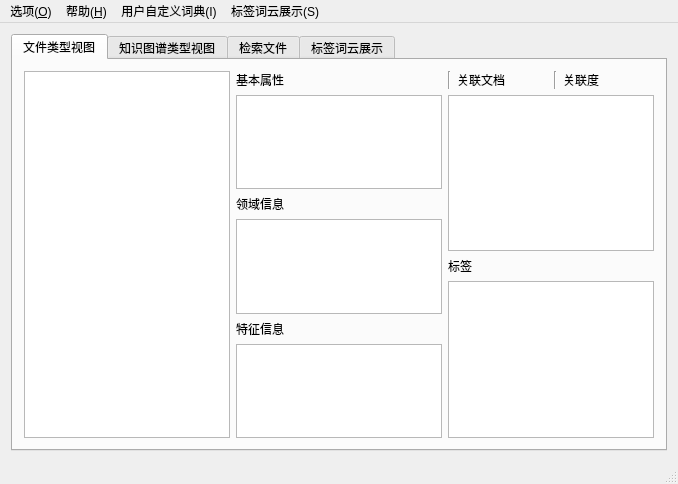
Qt form mainwindow.ui (lvyilin/SmartFilesManager) before a commit.
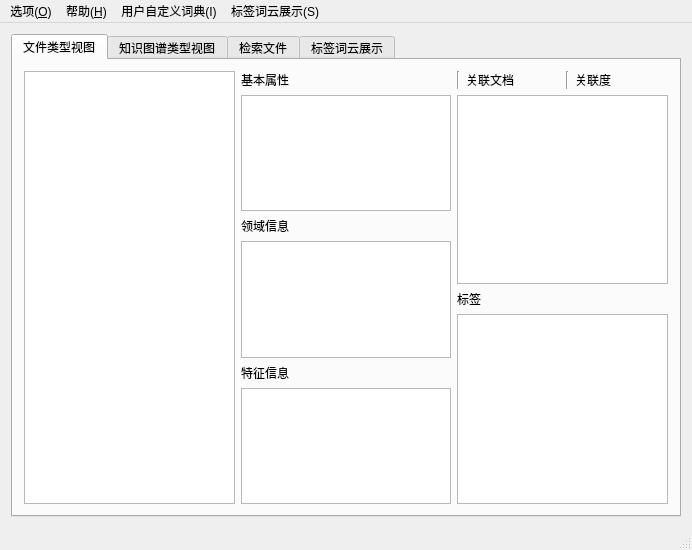
The same form after that commit.

Commit message: add: 基本属性view

What changed in the file:
```diff
--- a/mainwindow.ui
+++ b/mainwindow.ui
@@ -6,8 +6,8 @@
    <rect>
     <x>0</x>
     <y>0</y>
-    <width>678</width>
-    <height>484</height>
+    <width>692</width>
+    <height>550</height>
    </rect>
   </property>
   <property name="windowTitle">
@@ -44,9 +44,6 @@
             </property>
            </widget>
           </item>
-          <item row="1" column="0">
-           <widget class="QListView" name="listView"/>
-          </item>
           <item row="2" column="0">
            <widget class="QLabel" name="label_4">
             <property name="text">
@@ -54,9 +51,6 @@
             </property>
            </widget>
           </item>
-          <item row="3" column="0">
-           <widget class="QListView" name="listView_2"/>
-          </item>
           <item row="4" column="0">
            <widget class="QLabel" name="label_5">
             <property name="text">
@@ -64,8 +58,48 @@
             </property>
            </widget>
           </item>
+          <item row="3" column="0">
+           <widget class="QListWidget" name="listWidgetField"/>
+          </item>
           <item row="5" column="0">
-           <widget class="QListView" name="listView_3"/>
+           <widget class="QListWidget" name="listWidgetKw"/>
+          </item>
+          <item row="1" column="0">
+           <widget class="QTableWidget" name="tableWidgetAttr">
+            <property name="sizeAdjustPolicy">
+             <enum>QAbstractScrollArea::AdjustIgnored</enum>
+            </property>
+            <property name="editTriggers">
+             <set>QAbstractItemView::NoEditTriggers</set>
+            </property>
+            <property name="selectionMode">
+             <enum>QAbstractItemView::SingleSelection</enum>
+            </property>
+            <property name="selectionBehavior">
+             <enum>QAbstractItemView::SelectRows</enum>
+            </property>
+            <property name="showGrid">
+             <bool>false</bool>
+            </property>
+            <property name="rowCount">
+             <number>0</number>
+            </property>
+            <property name="columnCount">
+             <number>0</number>
+            </property>
+            <attribute name="horizontalHeaderVisible">
+             <bool>false</bool>
+            </attribute>
+            <attribute name="horizontalHeaderHighlightSections">
+             <bool>false</bool>
+            </attribute>
+            <attribute name="verticalHeaderVisible">
+             <bool>false</bool>
+            </attribute>
+            <attribute name="verticalHeaderHighlightSections">
+             <bool>false</bool>
+            </attribute>
+           </widget>
           </item>
          </layout>
         </item>
@@ -107,9 +141,6 @@
             </item>
            </layout>
           </item>
-          <item row="1" column="0">
-           <widget class="QTableView" name="tableView"/>
-          </item>
           <item row="2" column="0">
            <widget class="QLabel" name="label_8">
             <property name="text">
@@ -118,7 +149,10 @@
            </widget>
           </item>
           <item row="3" column="0">
-           <widget class="QTableView" name="tableView_2"/>
+           <widget class="QTableWidget" name="tableWidgetLabel"/>
+          </item>
+          <item row="1" column="0">
+           <widget class="QTableWidget" name="tableWidgetRelation"/>
           </item>
          </layout>
         </item>
@@ -199,7 +233,7 @@
     <rect>
      <x>0</x>
      <y>0</y>
-     <width>678</width>
+     <width>692</width>
      <height>23</height>
     </rect>
    </property>
```
The commit also changes 6 other files.
